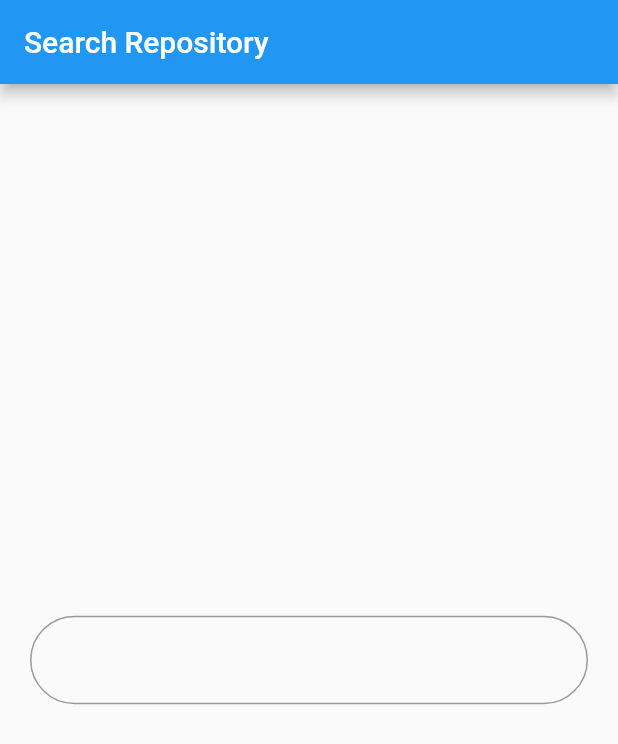
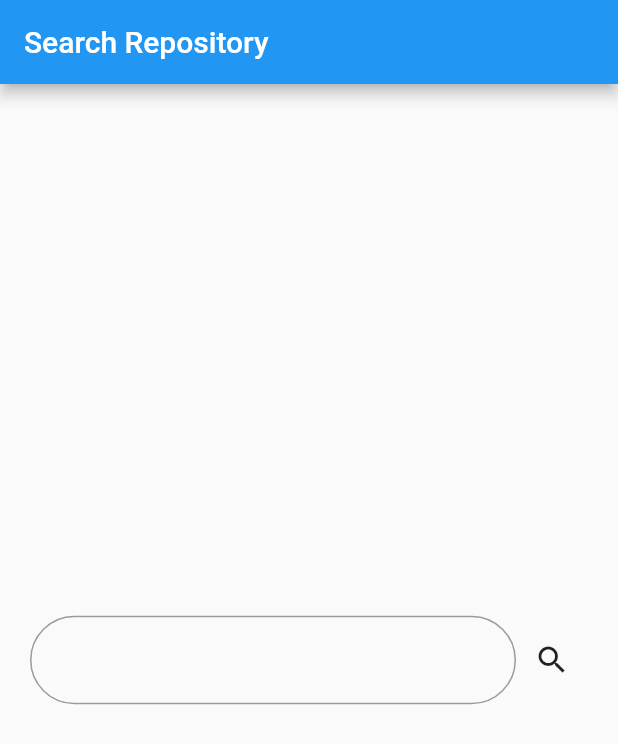
Before and after one commit to yskuem/FlutterTraining, a Flutter app: the screen it shows after launch, on a phone screen of 412 x 824 dp. Shown: the top 744 px of the screen. Run offline on Flutter 3.47's test engine with Material 2 defaults, Android fonts, the phone set to English and light mode, and no system bars; our stand-ins replace dio, flutter_hooks, freezed_annotation, hooks_riverpod.

Commit message:
MVVMモデルの実装

```diff
--- a/lib/core/application/model/search_page_model.dart
+++ b/lib/core/application/model/search_page_model.dart
@@ -1,10 +1,13 @@
 import 'package:flutter/cupertino.dart';
 import 'package:freezed_annotation/freezed_annotation.dart';
+import '../../entities/repository.dart';
+import '../../entities/result.dart';
 part 'search_page_model.freezed.dart';
 
 @freezed
 class SearchPageModel with _$SearchPageModel {
   const factory SearchPageModel({
     required TextEditingController formTextController,
+    required Result<List<Repository>> fetchRepositoryResult
   }) = _SearchPageModel;
 }
--- a/lib/ui/pages/search_page.dart
+++ b/lib/ui/pages/search_page.dart
@@ -1,13 +1,16 @@
 import 'package:flutter/material.dart';
 import 'package:flutter_training/core/application/model/search_page_model.dart';
 import 'package:flutter_training/core/application/view_model/search_page_view_model.dart';
+import 'package:flutter_training/ui/pages/search_result_page.dart';
 import 'package:hooks_riverpod/hooks_riverpod.dart';
+import '../../core/entities/result.dart';
 
 final searchPageProvider =
-    StateNotifierProvider<SearchPageViewModel, SearchPageModel>((ref) {
+    StateNotifierProvider.autoDispose<SearchPageViewModel, SearchPageModel>((ref) {
       return SearchPageViewModel(
           SearchPageModel(
-              formTextController: TextEditingController()
+              formTextController: TextEditingController(),
+              fetchRepositoryResult: const Result.loading(),
           )
       );
     });
@@ -21,13 +24,19 @@ class SearchPage extends HookConsumerWidget {
   Widget build(BuildContext context,WidgetRef ref) {
 
     final state = ref.watch(searchPageProvider);
-    return Scaffold(
+
+    return GestureDetector(
+      onTap: () => FocusScope.of(context).unfocus(),
+      child: Scaffold(
           appBar: AppBar(
             title: const Text("Search Repository"),
           ),
           body: Center(
             child: Padding(
               padding: const EdgeInsets.symmetric(horizontal: 20),
+              child: Row(
+                children: [
+                  Expanded(
                     child: TextFormField(
                       controller: state.formTextController,
                       decoration: InputDecoration(
@@ -35,7 +44,20 @@ class SearchPage extends HookConsumerWidget {
                             borderRadius: BorderRadius.circular(30),
                           )),
                     ),
+                  ),
+                  IconButton(
+                      onPressed: (){
+                        Navigator.push(
+                          context,
+                          MaterialPageRoute(builder: (context) => const SearchResultPage()),
+                        );
+                      },
+                      icon: const Icon(Icons.search)
                   )
-        ));
+                ],
+              ),
+            )
+          )),
+    );
   }
 }
```
Also changed, not shown: lib/core/application/model/search_result_page_model.dart (deleted, +0 -11 lines), lib/core/application/view_model/search_page_view_model.dart (+22 -0 lines), lib/core/application/view_model/search_result_page_view_model.dart (deleted, +0 -22 lines), lib/ui/pages/search_result_page.dart (+9 -14 lines), lib/core/application/model/search_page_model.freezed.dart, lib/core/application/model/search_result_page_model.freezed.dart (deleted). Lines whose indentation alone changed are shown as unchanged.
